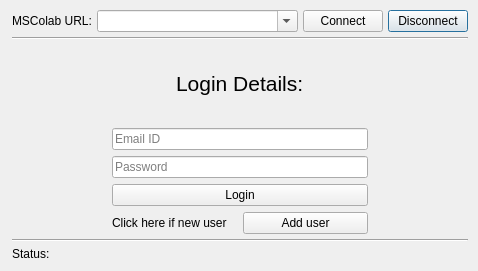
Qt form mslib/msui/ui/ui_mscolab_connect_dialog.ui (Open-MSS/MSS) before a commit.
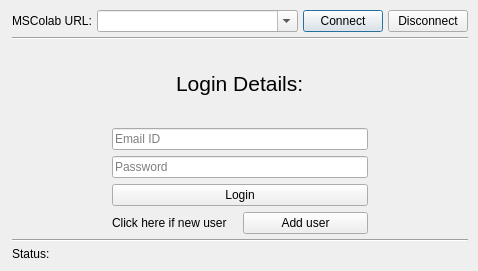
The same form after that commit. The open tabs and pages were chosen to show the change.

Diff of the .ui file:
```diff
--- a/mslib/msui/ui/ui_mscolab_connect_dialog.ui
+++ b/mslib/msui/ui/ui_mscolab_connect_dialog.ui
@@ -60,7 +60,7 @@
         <string>Return</string>
        </property>
        <property name="autoDefault">
-        <bool>false</bool>
+        <bool>true</bool>
        </property>
       </widget>
      </item>
```
Left out of the diff: 2 changed lines with no effect on the pictures.
